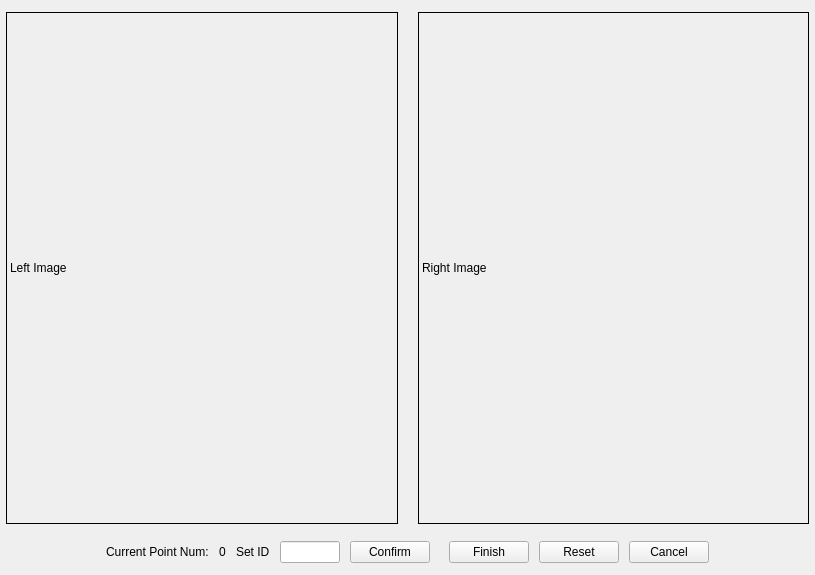
Above: Duke/manualmatch.ui from DrawZeroPoint/Structure-Light-Reconstructor before the change. Below: the same form after it.
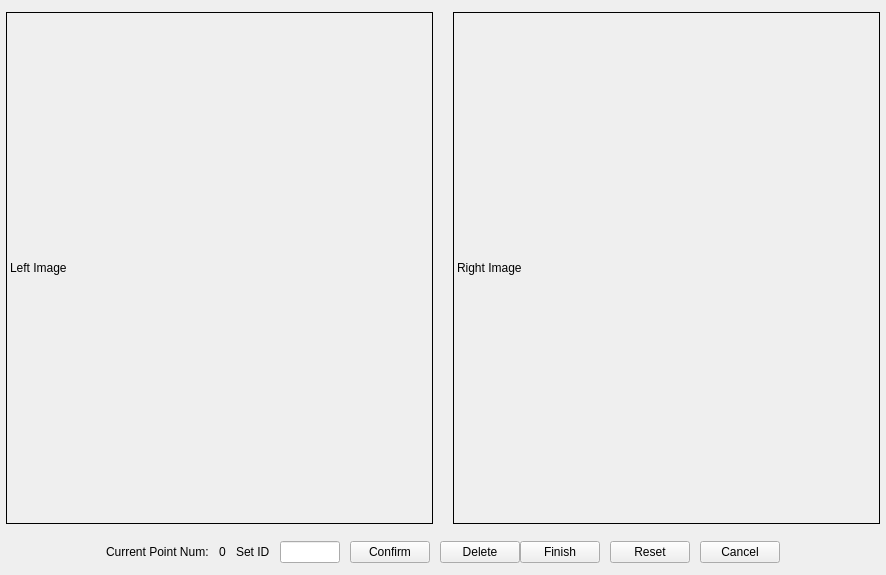
That is the form after the change. Icons and pictures are not drawn.

Patch:
```diff
--- a/Duke/manualmatch.ui
+++ b/Duke/manualmatch.ui
@@ -183,6 +183,13 @@
          </property>
         </widget>
        </item>
+       <item>
+        <widget class="QPushButton" name="deleteButton">
+         <property name="text">
+          <string>Delete</string>
+         </property>
+        </widget>
+       </item>
       </layout>
      </item>
      <item>
```
